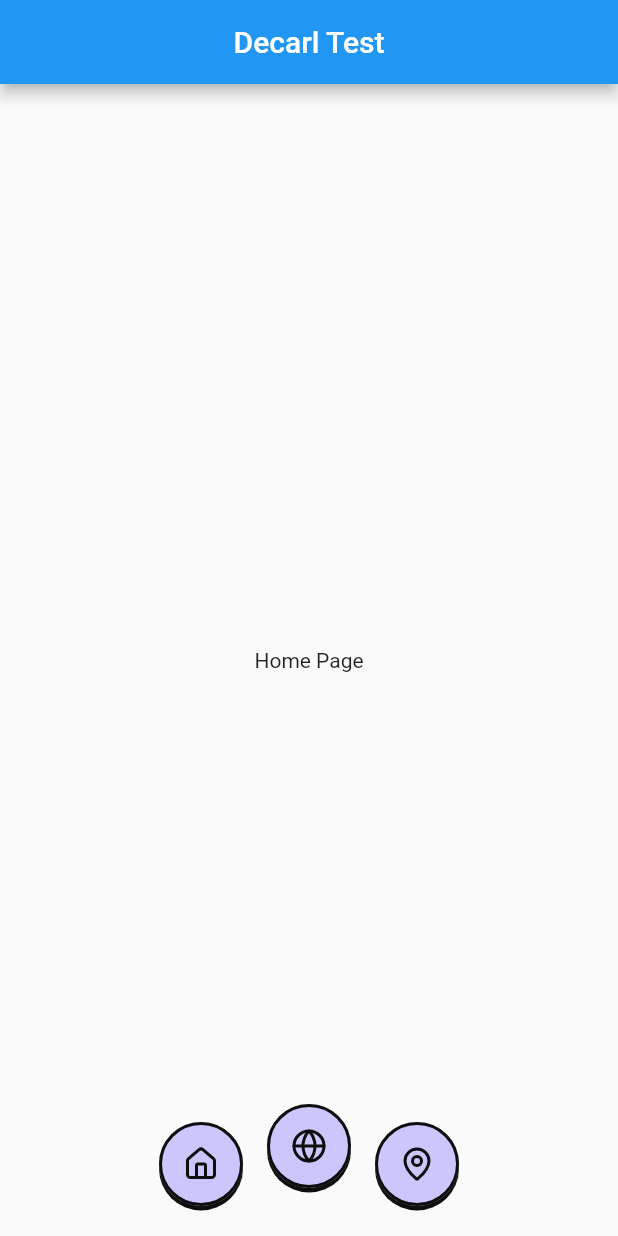
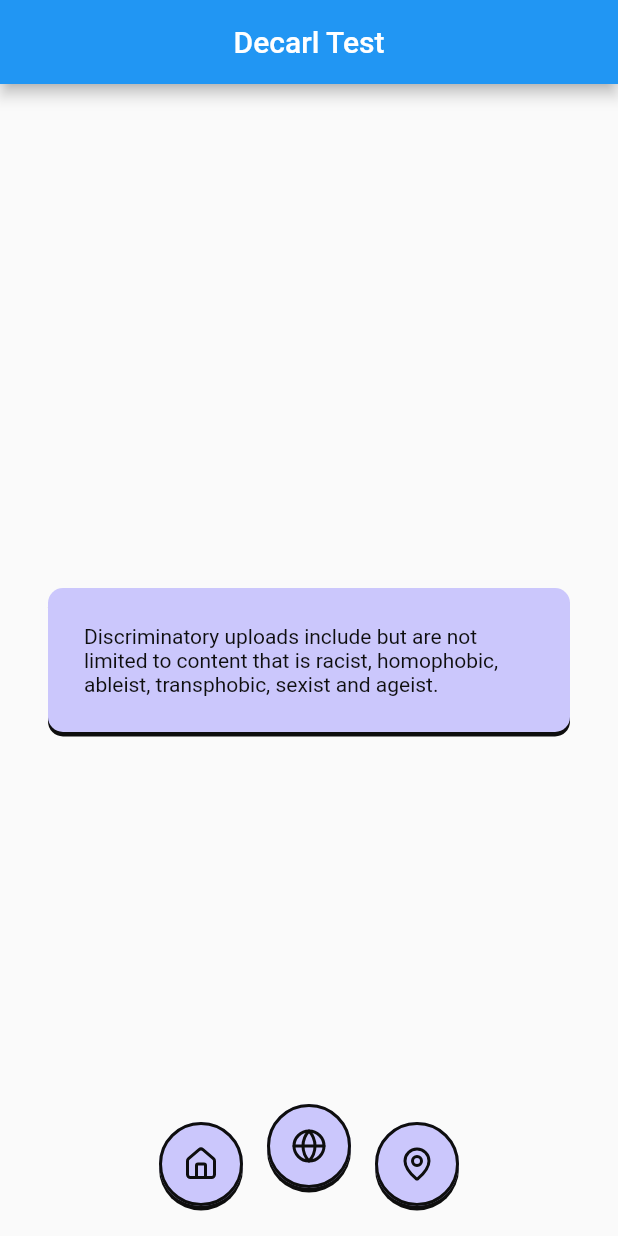
Before and after one commit to DECO-Demons/decarl, a Flutter app: the screen it shows after launch, on a phone screen of 412 x 824 dp. Run offline on Flutter 3.47's test engine with Material 2 defaults, Android fonts, the phone set to English and light mode, and no system bars; our stand-ins replace cloud_firestore, firebase_core, firebase_database, geolocator, google_maps_flutter, location and 1 more; missing offline and left inert: ar_flutter_plugin, geoflutterfire2; accounts and stored records are empty.

Commit message:
feat: begins work on customtextbox widget

```diff
--- /dev/null
+++ b/lib/components/textbox.dart
@@ -0,0 +1,53 @@
+import 'package:flutter/material.dart';
+import 'appcolors.dart';
+
+class CustomTextBox extends StatefulWidget {
+  final String? heading;
+  final String body;
+  final Color color;
+  final bool expandable;
+
+  const CustomTextBox(
+      {Key? key,
+      this.heading,
+      required this.body,
+      required this.color,
+      required this.expandable})
+      : super(key: key);
+
+  @override
+  State<CustomTextBox> createState() => _TextBoxState();
+}
+
+class _TextBoxState extends State<CustomTextBox> {
+  /* void initState()
+    Callback function for when the widget is created
+  */
+  @override
+  void initState() {
+    super.initState();
+  }
+
+  @override
+  Widget build(BuildContext context) {
+    return Container(
+        padding: const EdgeInsets.all(24),
+        decoration: BoxDecoration(
+          color: widget.color,
+          shape: BoxShape.rectangle,
+          borderRadius: BorderRadius.circular(10),
+          boxShadow: const [
+            BoxShadow(
+              color: AppColors.outline,
+              spreadRadius: 0,
+              blurRadius: 0,
+
+              offset: Offset(0, 3), // changes position of shadow
+            ),
+          ],
+        ),
+        child: Text(widget.body,
+            style: const TextStyle(
+                color: AppColors.outline, decoration: TextDecoration.none)));
+  }
+}
--- a/lib/main.dart
+++ b/lib/main.dart
@@ -1,7 +1,9 @@
 import 'package:decarl/screens/ar.dart';
 import 'package:flutter/material.dart';
 
+import 'components/appcolors.dart';
 import 'components/navbar.dart';
+import 'components/textbox.dart';
 
 import 'package:firebase_core/firebase_core.dart';
 import 'package:firebase_database/firebase_database.dart';
--- a/lib/screens/home.dart
+++ b/lib/screens/home.dart
@@ -1,14 +1,25 @@
 import 'package:flutter/material.dart';
+
+import 'package:decarl/components/textbox.dart';
+import 'package:decarl/components/appcolors.dart';
 
 class HomePage extends StatelessWidget {
   const HomePage({Key? key}) : super(key: key);
 
   @override
   Widget build(BuildContext context) {
-    return const Scaffold(
-      body: Center(
-        child: Text('Home Page'),
-      ),
+    return Container(
+      padding: const EdgeInsets.all(32),
+      child: const Align(
+          alignment: Alignment.center,
+          child: CustomTextBox(
+            heading:
+                "Any content uploaded to DECARL must not be discriminatory in nature.",
+            body:
+                'Discriminatory uploads include but are not limited to content that is racist, homophobic, ableist, transphobic, sexist and ageist.    ',
+            color: AppColors.secondaryDefault,
+            expandable: true,
+          )),
     );
   }
 }
```
